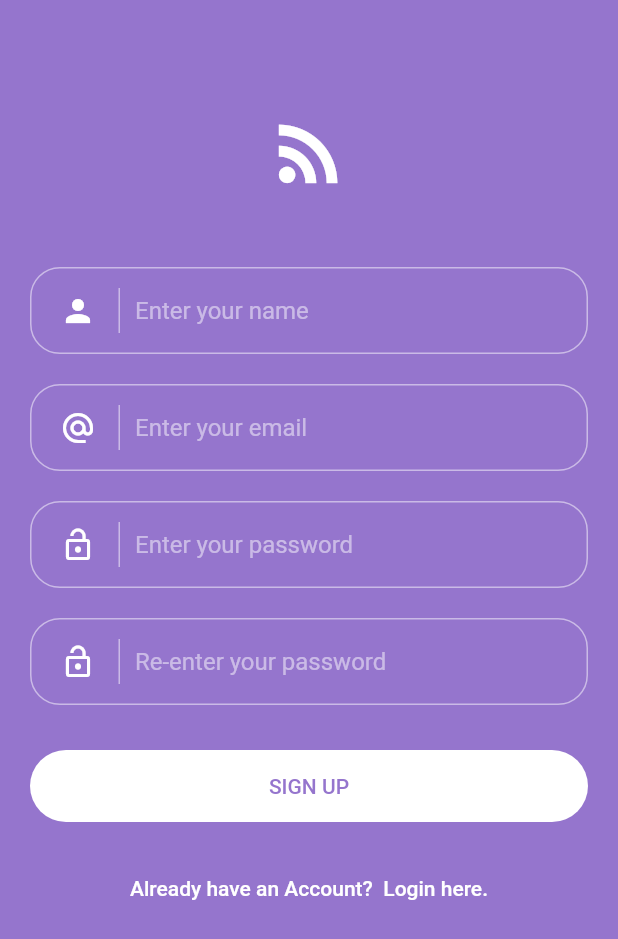
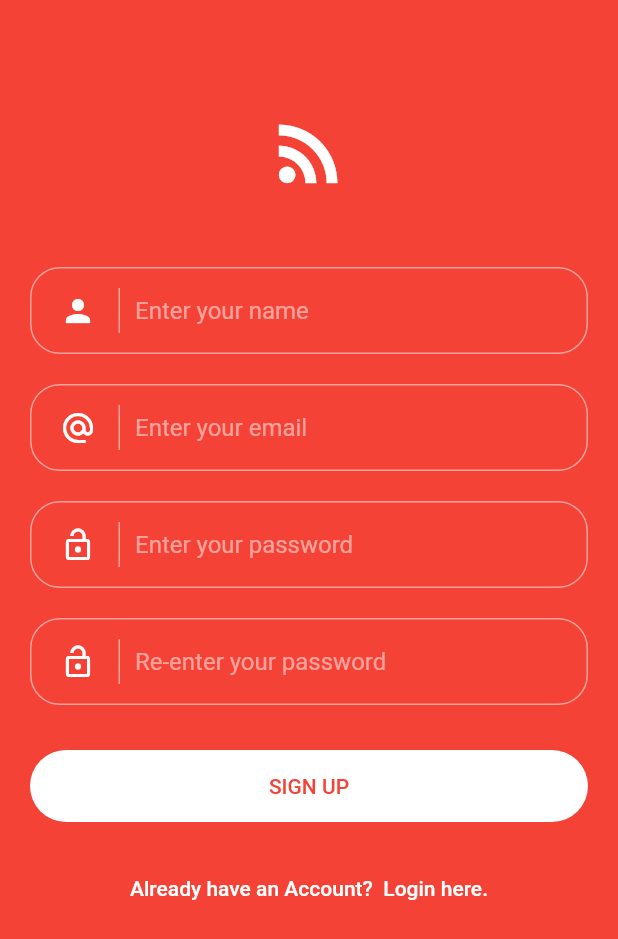
Before and after one commit to 8JME/Feedly, a Flutter app: the screen it shows after launch, after a tap on an icon or button, on a phone screen of 412 x 824 dp. Shown: the top 939 px of the screen. Run offline on Flutter 3.47's test engine with Material 2 defaults, Android fonts, the phone set to English and light mode, and no system bars; our stand-ins replace firebase_auth; accounts and stored records are empty; network calls fail.

```diff
--- a/lib/main.dart
+++ b/lib/main.dart
@@ -13,7 +13,7 @@ class MyApp extends StatelessWidget {
       title: 'Flutter Demo',
       theme: ThemeData(
 
-        primarySwatch: Colors.deepOrange,
+        primarySwatch: Colors.red,
       ),
       home: LoginPage(),
     );
--- a/lib/pages/login.dart
+++ b/lib/pages/login.dart
@@ -1,6 +1,7 @@
 import 'package:firebase_auth/firebase_auth.dart';
 import 'package:flutter/material.dart';
 import 'package:flutter/services.dart';
+import 'package:flutter_feedly/pages/feed.dart';
 import 'package:flutter_feedly/pages/signup.dart';
 
 class LoginPage extends StatefulWidget {
@@ -35,6 +36,11 @@ class _LoginPageState extends State<LoginPage> {
       _key.currentState.showSnackBar(SnackBar(
         content: Text('Login successful'),
       ));
+
+      Navigator.push(context, MaterialPageRoute(builder: (ctx) {
+        return FeedPage();
+      }));
+
     } catch (e) {
       String errorMessage = (e as PlatformException).message;
       print('Console Error: $errorMessage');
@@ -55,7 +61,7 @@ class _LoginPageState extends State<LoginPage> {
   Widget build(BuildContext context) {
     return Scaffold(
       key: _key,
-      backgroundColor: Colors.deepPurple[300],
+      backgroundColor: Colors.red,
       body: Form(
         child: ListView(
           children: <Widget>[
@@ -199,7 +205,7 @@ class _LoginPageState extends State<LoginPage> {
                                 'LOGIN',
                                 textAlign: TextAlign.center,
                                 style: TextStyle(
-                                  color: Colors.deepPurple[300],
+                                  color: Colors.red,
                                 ),
                               ),
                             ),
--- a/lib/pages/signup.dart
+++ b/lib/pages/signup.dart
@@ -78,7 +78,7 @@ class _SignupPageState extends State<SignupPage> {
   Widget build(BuildContext context) {
     return Scaffold(
       key: _key,
-      backgroundColor: Colors.deepPurple[300],
+      backgroundColor: Colors.red,
       body: Form(
         child: ListView(
           children: <Widget>[
@@ -325,7 +325,7 @@ class _SignupPageState extends State<SignupPage> {
                                 'SIGN UP',
                                 textAlign: TextAlign.center,
                                 style: TextStyle(
-                                  color: Colors.deepPurple[300],
+                                  color: Colors.red,
                                 ),
                               ),
                             ),
```
Also changed, not shown: lib/pages/feed.dart (added, +38 -0 lines).
